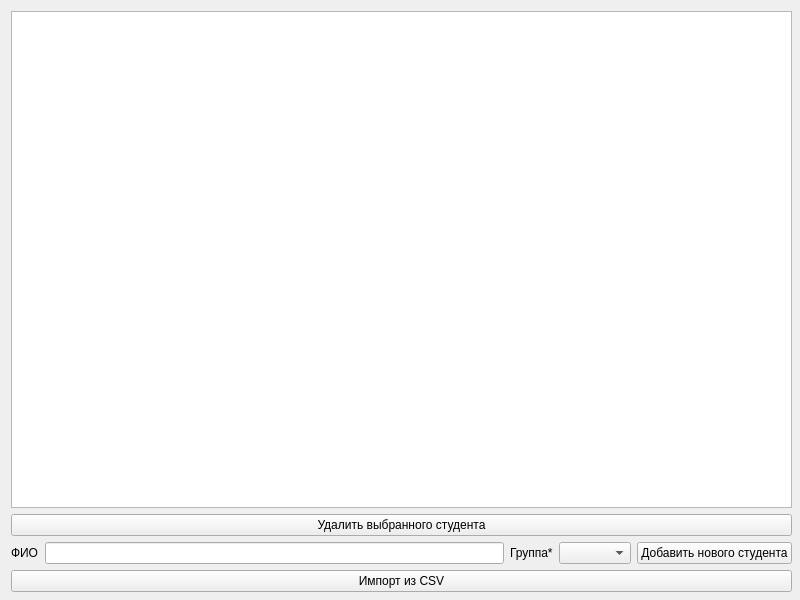
podlev/attendance, file students_design.ui: the form before one commit.
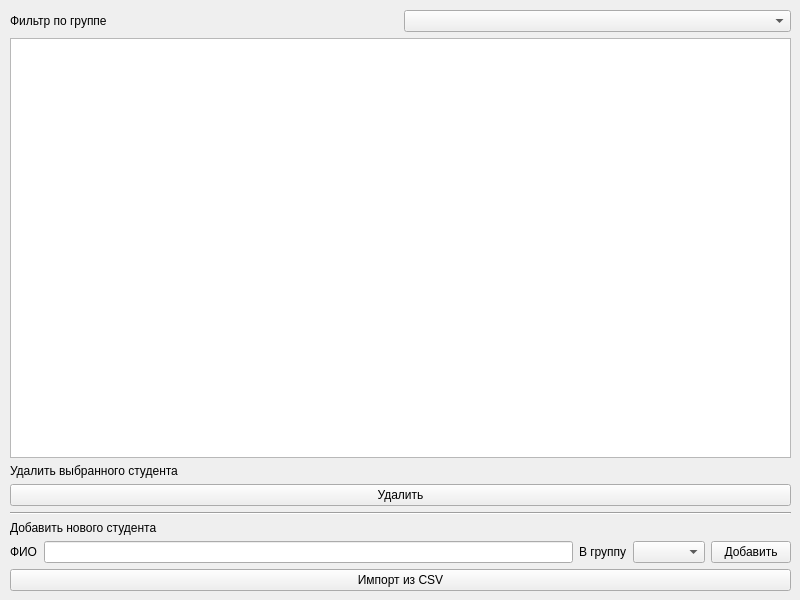
The form after the commit.

Patch:
```diff
--- a/students_design.ui
+++ b/students_design.ui
@@ -16,23 +16,58 @@
   <widget class="QWidget" name="layoutWidget">
    <property name="geometry">
     <rect>
-     <x>11</x>
-     <y>11</y>
+     <x>10</x>
+     <y>10</y>
      <width>781</width>
      <height>581</height>
     </rect>
    </property>
    <layout class="QVBoxLayout" name="verticalLayout">
+    <item>
+     <layout class="QHBoxLayout" name="horizontalLayout">
+      <item>
+       <widget class="QLabel" name="label_4">
+        <property name="text">
+         <string>Фильтр по группе</string>
+        </property>
+       </widget>
+      </item>
+      <item>
+       <widget class="QComboBox" name="group_filter"/>
+      </item>
+     </layout>
+    </item>
     <item>
      <widget class="QTableWidget" name="tableWidget"/>
     </item>
     <item>
-     <widget class="QPushButton" name="delete_button">
+     <widget class="QLabel" name="label_5">
       <property name="text">
        <string>Удалить выбранного студента</string>
       </property>
      </widget>
     </item>
+    <item>
+     <widget class="QPushButton" name="delete_button">
+      <property name="text">
+       <string>Удалить</string>
+      </property>
+     </widget>
+    </item>
+    <item>
+     <widget class="Line" name="line">
+      <property name="orientation">
+       <enum>Qt::Horizontal</enum>
+      </property>
+     </widget>
+    </item>
+    <item>
+     <widget class="QLabel" name="label_3">
+      <property name="text">
+       <string>Добавить нового студента </string>
+      </property>
+     </widget>
+    </item>
     <item>
      <layout class="QHBoxLayout" name="horizontalLayout_2">
       <item>
@@ -58,7 +93,7 @@
       <item>
        <widget class="QLabel" name="label">
         <property name="text">
-         <string>Группа*</string>
+         <string>В группу</string>
         </property>
        </widget>
       </item>
@@ -68,7 +103,7 @@
       <item>
        <widget class="QPushButton" name="add_button">
         <property name="text">
-         <string>Добавить нового студента</string>
+         <string>Добавить</string>
         </property>
        </widget>
       </item>
@@ -76,6 +111,9 @@
     </item>
     <item>
      <widget class="QPushButton" name="import_button">
+      <property name="enabled">
+       <bool>true</bool>
+      </property>
       <property name="text">
        <string>Импорт из CSV</string>
       </property>
```
